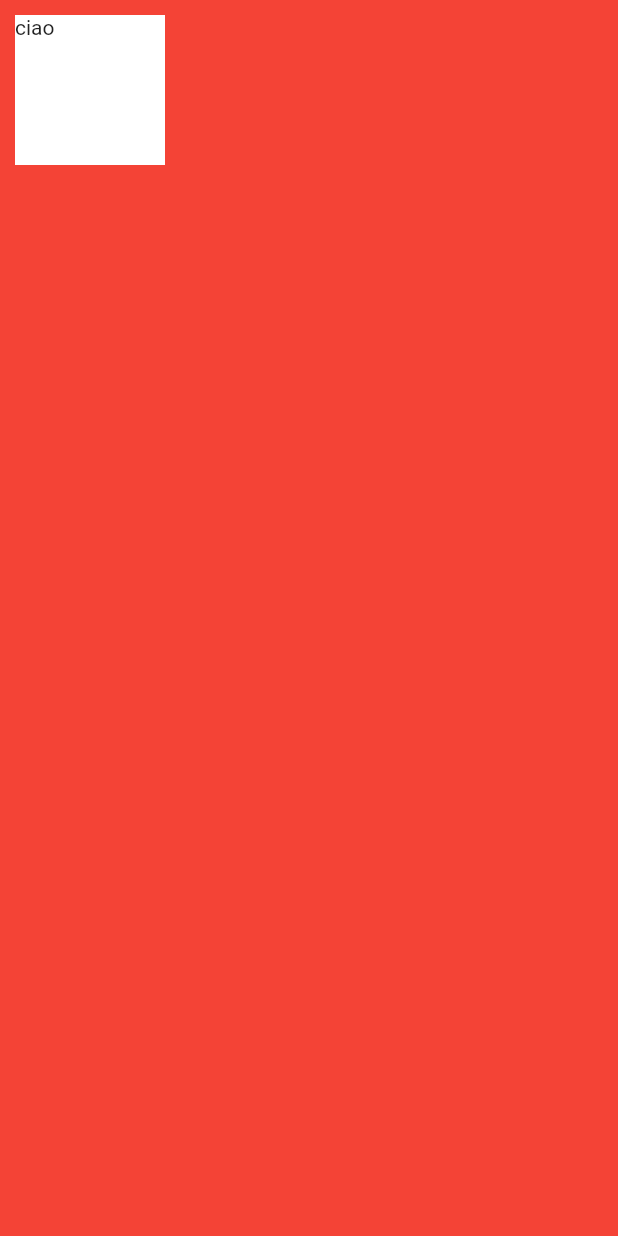
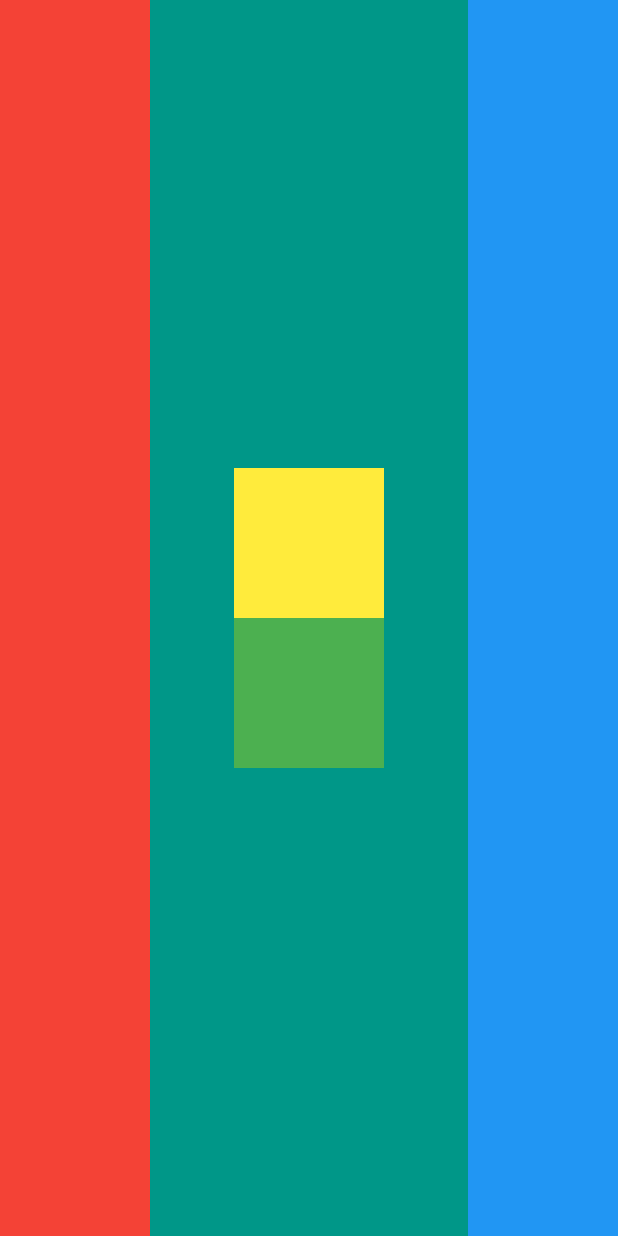
Before and after one commit to LeonardoSano/Flutter-card, a Flutter app: the screen it shows after launch, on a phone screen of 412 x 824 dp. Run offline on Flutter 3.47's test engine with Material 2 defaults, Android fonts, the phone set to English and light mode, and no system bars.

Commit message:
layout di esercizioù

```diff
--- a/lib/main.dart
+++ b/lib/main.dart
@@ -9,14 +9,40 @@ class MyApp extends StatelessWidget {
   Widget build(BuildContext context) {
     return  MaterialApp(
       home: Scaffold(
-        backgroundColor: Colors.red,
+        backgroundColor: Colors.teal,
         body: SafeArea(
-          child: Container(
-            height: 100.0,
-            width: 100.0,
-            margin: EdgeInsets.symmetric(horizontal: 10.0, vertical: 10.0),
-            color: Colors.white,
-            child: Text('ciao'),
+          child: Row(
+            mainAxisAlignment: MainAxisAlignment.spaceBetween,
+            children: <Widget>[
+              Container(
+                width: 100.0,
+                color: Colors.red,
+              ),
+              Column(
+                mainAxisAlignment: MainAxisAlignment.center,
+                children: <Widget>[
+                  Center(
+                    child: Container(
+                      width: 100.0,
+                      height: 100.0,
+                      color: Colors.yellow,
+                    ),
+                  ),
+                  Center(
+                    child: Container(
+                      width: 100.0,
+                      height: 100.0,
+                      color: Colors.green,
+                    ),
+                  ),
+                ],
+              ),
+
+              Container(
+                width: 100.0,
+                color: Colors.blue,
+              ),
+            ],
           ),
         ),
       ),
```
